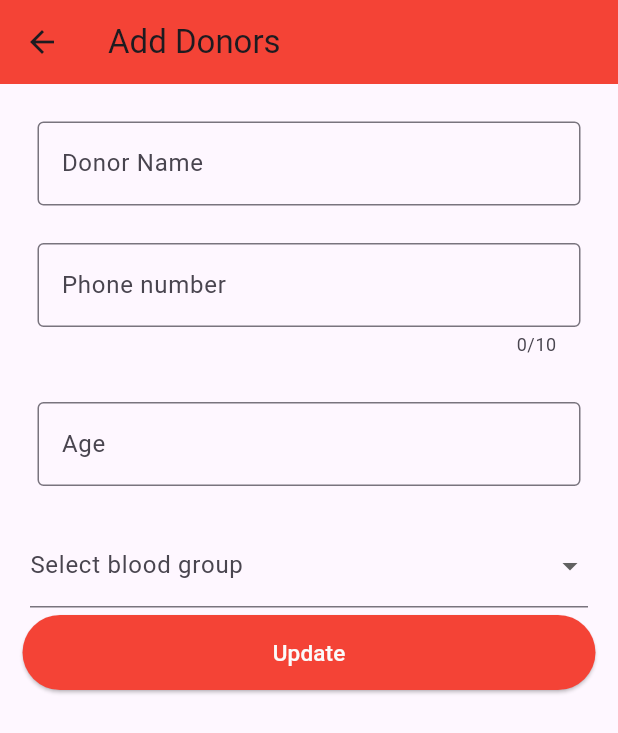
After one commit to Kalyanisunil/sample_project, a Flutter app: the UpdateDonor screen opened by its route, on a phone screen of 412 x 824 dp. The commit adds this screen. Shown: the top 733 px of the screen. Run offline on Flutter 3.47's test engine with Material 3 defaults, Android fonts, the phone set to English and light mode, and no system bars; our stand-ins replace cloud_firestore, firebase_core; accounts and stored records are empty.

Commit message:
update operation

```diff
--- a/lib/home.dart
+++ b/lib/home.dart
@@ -23,7 +23,7 @@ class _HomePageState extends State<HomePage> {
       ),
       backgroundColor: Colors.white,
       body: StreamBuilder<QuerySnapshot>(
-        stream: donor.snapshots(),
+        stream: donor.orderBy('name').snapshots(),
         builder: (context, AsyncSnapshot snapshot) {
           if (snapshot.hasData) {
             return ListView.builder(
--- a/lib/main.dart
+++ b/lib/main.dart
@@ -1,8 +1,10 @@
 import 'package:firebase_core/firebase_core.dart';
 import 'package:flutter/material.dart';
 import 'package:sample_project/firebase_options.dart';
+import 'package:sample_project/update.dart';
 import 'home.dart';
 import 'add.dart';
+import 'update.dart';
 // import 'firebase_options.dart';
 
 void main() async {
@@ -25,6 +27,7 @@ class MyApp extends StatelessWidget {
       routes: {
         '/': (context) => const HomePage(),
         '/add': (context) => const AddUser(),
+        '/update':(context) => const UpdateDonor(),
       },
       initialRoute: '/',
     );
--- /dev/null
+++ b/lib/update.dart
@@ -0,0 +1,126 @@
+import 'package:cloud_firestore/cloud_firestore.dart';
+import 'package:flutter/material.dart';
+// import 'package:flutter/widgets.dart';
+
+class UpdateDonor extends StatefulWidget {
+  const UpdateDonor({super.key});
+
+  @override
+  State<UpdateDonor> createState() => _UpdateDonorState();
+}
+
+class _UpdateDonorState extends State<UpdateDonor> {
+  TextEditingController donorPhone = TextEditingController();
+  TextEditingController donorAge = TextEditingController();
+  TextEditingController donorName = TextEditingController();
+  final List<String> bloodgroups = [
+    'A+',
+    'A-',
+    'B+',
+    'B-',
+    'AB-',
+    'AB+',
+    'O+',
+    'O-'
+  ];
+  String? selectedGroup;
+  final CollectionReference donor =
+      FirebaseFirestore.instance.collection('donor');
+
+  // TextEditingController donorPhone = TextEditingController();
+
+  //add donor function
+  // void addDonor() {
+  //   final donorData = {
+  //     'name': donorName.text,
+  //     'age': donorAge.text,
+  //     'group': selectedGroup,
+  //     'phone': '918874852'
+  //   };
+  //   donor.add(donorData);
+  // }
+
+  @override
+  Widget build(BuildContext context) {
+    return Scaffold(
+      appBar: AppBar(
+        title: const Text("Add Donors"),
+        backgroundColor: Colors.red,
+      ),
+      body: SingleChildScrollView(
+        child: Padding(
+          padding: EdgeInsets.all(15.0),
+          child: Column(
+            children: [
+              Padding(
+                padding: EdgeInsets.all(10.0),
+                child: TextField(
+                  controller: donorName,
+                  decoration: InputDecoration(
+                      border: OutlineInputBorder(), labelText: "Donor Name"),
+                ),
+              ),
+              const SizedBox(
+                height: 5,
+              ),
+              Padding(
+                padding: EdgeInsets.all(10.0),
+                child: TextField(
+                  controller: donorPhone,
+                  keyboardType: TextInputType.number,
+                  maxLength: 10,
+                  decoration: InputDecoration(
+                      border: OutlineInputBorder(), labelText: "Phone number"),
+                ),
+              ),
+              const SizedBox(
+                height: 10,
+              ),
+              Padding(
+                padding: EdgeInsets.all(10.0),
+                child: TextField(
+                  controller: donorAge,
+                  keyboardType: TextInputType.number,
+                  decoration: InputDecoration(
+                      border: OutlineInputBorder(), label: Text("Age")),
+                ),
+              ),
+              const SizedBox(height: 10),
+              Padding(
+                padding: const EdgeInsets.all(5.0),
+                child: DropdownButtonFormField(
+                    decoration:
+                        InputDecoration(label: Text("Select blood group")),
+                    items: bloodgroups
+                        .map((e) => DropdownMenuItem(
+                              child: Text(e),
+                              value: e,
+                            ))
+                        .toList(),
+                    onChanged: (val) {
+                      selectedGroup = val as String;
+                    }),
+              ),
+              ElevatedButton(
+                onPressed: () {
+                  // Navigator.pop(context);
+                },
+                style: ButtonStyle(
+                  backgroundColor: MaterialStateProperty.all(Colors.red),
+                  minimumSize:
+                      MaterialStateProperty.all(Size(double.infinity, 50)),
+                  // other button styles
+                ),
+                child: const Text(
+                  "Update",
+                  style: TextStyle(
+                      fontSize: 15, color: Color.fromARGB(255, 251, 251, 251)),
+                ),
+              ),
+            ],
+          ),
+        ),
+      ),
+    );
+  }
+}
```
